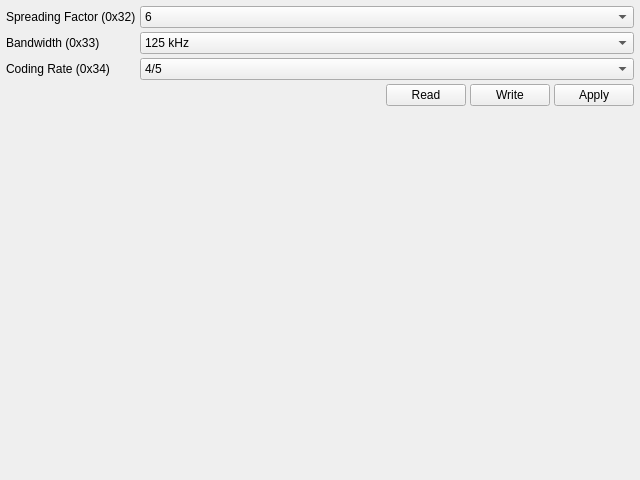
Qt form src/widget/config_page/pages/modulation_page.ui (NotchBrown/Industrial-Data-Radio-PLC-18SPR-Software) before a commit.
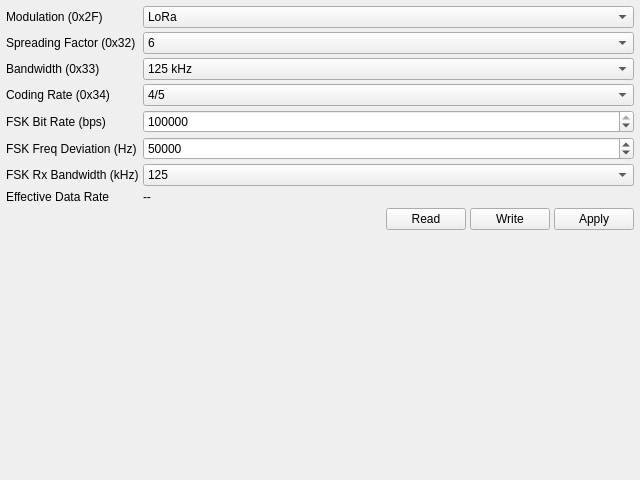
The same form after that commit.

Commit message: lora-fsk modem page

Patch:
```diff
--- a/src/widget/config_page/pages/modulation_page.ui
+++ b/src/widget/config_page/pages/modulation_page.ui
@@ -32,13 +32,34 @@
       <number>4</number>
      </property>
      <item row="0" column="0">
+      <widget class="QLabel" name="lblModem">
+       <property name="text">
+        <string>Modulation (0x2F)</string>
+       </property>
+      </widget>
+     </item>
+     <item row="0" column="1">
+      <widget class="QComboBox" name="comboRadio">
+       <item>
+        <property name="text">
+         <string>LoRa</string>
+        </property>
+       </item>
+       <item>
+        <property name="text">
+         <string>FSK</string>
+        </property>
+       </item>
+      </widget>
+     </item>
+     <item row="1" column="0">
       <widget class="QLabel" name="lblSf">
        <property name="text">
         <string>Spreading Factor (0x32)</string>
        </property>
       </widget>
      </item>
-     <item row="0" column="1">
+     <item row="1" column="1">
       <widget class="QComboBox" name="comboSf">
        <item>
         <property name="text">
@@ -77,14 +98,14 @@
        </item>
       </widget>
      </item>
-     <item row="1" column="0">
+     <item row="2" column="0">
       <widget class="QLabel" name="lblBw">
        <property name="text">
         <string>Bandwidth (0x33)</string>
        </property>
       </widget>
      </item>
-     <item row="1" column="1">
+     <item row="2" column="1">
       <widget class="QComboBox" name="comboBw">
        <item>
         <property name="text">
@@ -103,14 +124,14 @@
        </item>
       </widget>
      </item>
-     <item row="2" column="0">
+     <item row="3" column="0">
       <widget class="QLabel" name="lblCr">
        <property name="text">
         <string>Coding Rate (0x34)</string>
        </property>
       </widget>
      </item>
-     <item row="2" column="1">
+     <item row="3" column="1">
       <widget class="QComboBox" name="comboCr">
        <item>
         <property name="text">
@@ -134,7 +155,92 @@
        </item>
       </widget>
      </item>
-     <item row="3" column="1">
+     <item row="4" column="0">
+      <widget class="QLabel" name="lblFskBit">
+       <property name="text">
+        <string>FSK Bit Rate (bps)</string>
+       </property>
+      </widget>
+     </item>
+     <item row="4" column="1">
+      <widget class="QSpinBox" name="spinFskBitrate">
+       <property name="maximum">
+        <number>1000000</number>
+       </property>
+       <property name="singleStep">
+        <number>1000</number>
+       </property>
+       <property name="value">
+        <number>100000</number>
+       </property>
+      </widget>
+     </item>
+     <item row="5" column="0">
+      <widget class="QLabel" name="lblFskFdev">
+       <property name="text">
+        <string>FSK Freq Deviation (Hz)</string>
+       </property>
+      </widget>
+     </item>
+     <item row="5" column="1">
+      <widget class="QSpinBox" name="spinFskFdev">
+       <property name="maximum">
+        <number>500000</number>
+       </property>
+       <property name="singleStep">
+        <number>1000</number>
+       </property>
+       <property name="value">
+        <number>50000</number>
+       </property>
+      </widget>
+     </item>
+     <item row="6" column="0">
+      <widget class="QLabel" name="lblFskBw">
+       <property name="text">
+        <string>FSK Rx Bandwidth (kHz)</string>
+       </property>
+      </widget>
+     </item>
+     <item row="6" column="1">
+      <widget class="QComboBox" name="comboFskBw">
+       <item>
+        <property name="text">
+         <string>125</string>
+        </property>
+       </item>
+       <item>
+        <property name="text">
+         <string>166.7</string>
+        </property>
+       </item>
+       <item>
+        <property name="text">
+         <string>200</string>
+        </property>
+       </item>
+       <item>
+        <property name="text">
+         <string>250</string>
+        </property>
+       </item>
+      </widget>
+     </item>
+     <item row="7" column="0">
+      <widget class="QLabel" name="lblDataRateCaption">
+       <property name="text">
+        <string>Effective Data Rate</string>
+       </property>
+      </widget>
+     </item>
+     <item row="7" column="1">
+      <widget class="QLabel" name="lblDataRate">
+       <property name="text">
+        <string>--</string>
+       </property>
+      </widget>
+     </item>
+     <item row="8" column="1">
       <layout class="QHBoxLayout" name="hlModemBtns">
        <item>
         <spacer name="horizontalSpacer">
```
